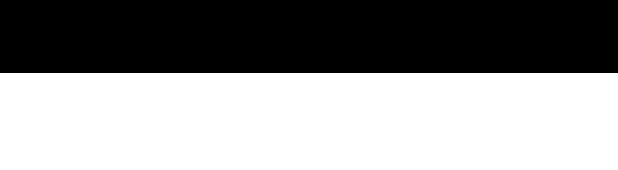
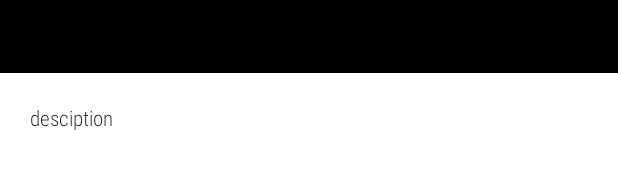
Before and after one commit to chattsaurabh/AndroidApps, an Android app: the layout activity_main.xml on its own in the app's theme, with its tools: preview values and no code run, on a phone screen of 412 x 824 dp. Shown: the part 377-547 px from the top of the screen. Run offline under Robolectric (Android 15) with nearby library versions, the phone set to English and light mode, and no system bars.

Commit message:
Videoplayer - Player and description section working.

```diff
--- a/VideoPlayer/app/src/main/res/layout/activity_main.xml
+++ b/VideoPlayer/app/src/main/res/layout/activity_main.xml
@@ -17,10 +17,17 @@
         android:layout_width="match_parent"
         android:layout_height="wrap_content"
         app:layout_constraintTop_toBottomOf="@+id/video"
-        app:layout_constraintBottom_toBottomOf="parent"
-        app:layout_constraintStart_toStartOf="parent"
+        app:layout_constraintStart_toStartOf="@+id/video"
         app:layout_constraintEnd_toEndOf="parent"
         >
+        <TextView
+            android:id="@+id/video_description"
+            style="@style/TextAppearance.AppCompat"
+            android:fontFamily="sans-serif-condensed-light"
+            android:layout_width="match_parent"
+            android:layout_height="wrap_content"
+            android:layout_margin="20dp"
+            tools:text="desciption"/>
     </ScrollView>
 
 </androidx.constraintlayout.widget.ConstraintLayout>
```
Also changed, not shown: VideoPlayer/app/src/main/java/com/silverorange/videoplayer/MainActivity.kt (+34 -3 lines).
